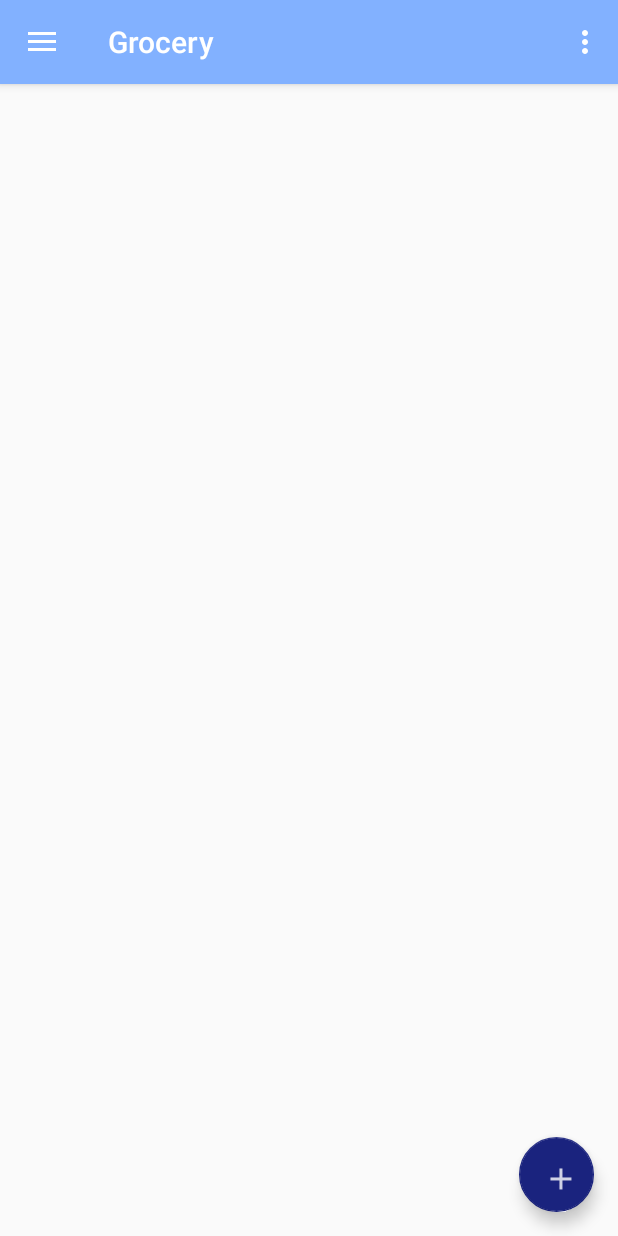
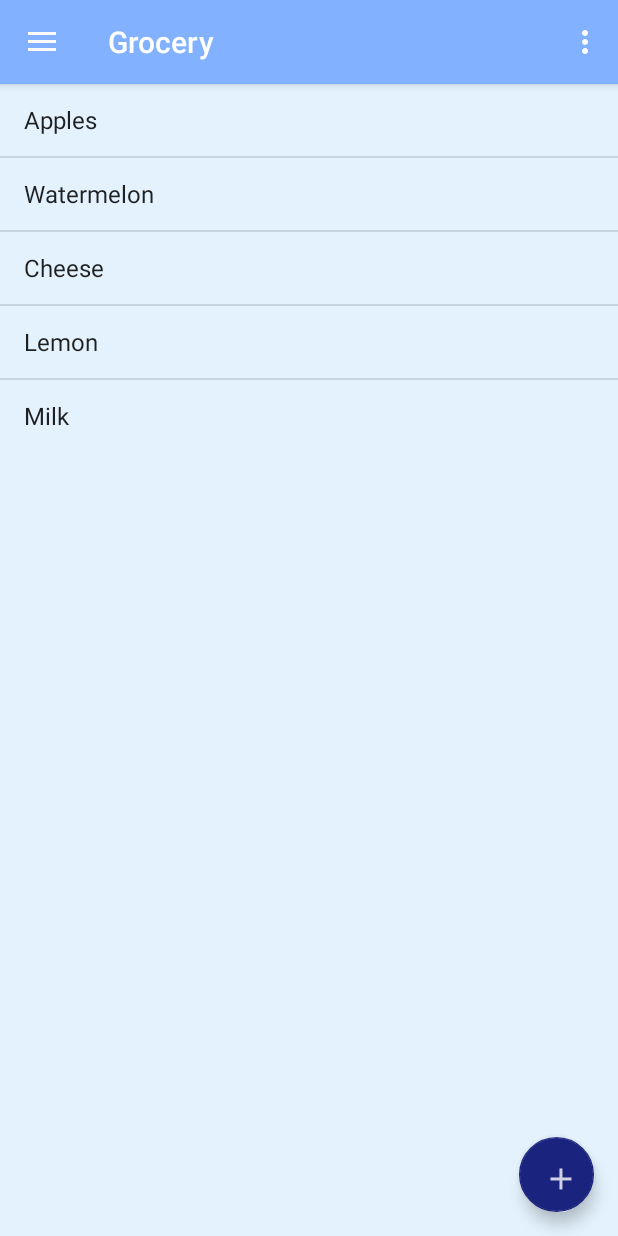
Before and after one commit to mkazachkova/GroceryHelper, an Android app: the screen it shows after launch (MainActivity), on a phone screen of 412 x 824 dp. Run offline under Robolectric (Android 15) with nearby library versions, the phone set to English and light mode, and no system bars.

Commit message:
Added a simple list fragment

```diff
--- a/Grocery/app/build.gradle
+++ b/Grocery/app/build.gradle
@@ -27,5 +27,7 @@ dependencies {
     compile 'com.android.support:appcompat-v7:25.3.1'
     compile 'com.android.support:design:25.3.1'
     compile 'com.android.support.constraint:constraint-layout:1.0.2'
+    compile 'com.android.support:support-v4:25.3.1'
+    compile 'com.android.support:recyclerview-v7:25.3.1'
     testCompile 'junit:junit:4.12'
 }
--- /dev/null
+++ b/Grocery/app/src/main/java/com/example/grocery/ItemListFragment.java
@@ -0,0 +1,46 @@
+package com.example.grocery;
+
+
+import android.os.Bundle;
+import android.support.v4.app.Fragment;
+import android.view.LayoutInflater;
+import android.view.View;
+import android.view.ViewGroup;
+import android.widget.ArrayAdapter;
+import android.widget.ListView;
+
+import java.util.ArrayList;
+
+
+/**
+ * A simple {@link Fragment} subclass.
+ */
+public class ItemListFragment extends Fragment {
+
+
+    public ItemListFragment() {
+        // Required empty public constructor
+    }
+
+    @Override
+    public View onCreateView(LayoutInflater inflater, ViewGroup container,
+                             Bundle savedInstanceState) {
+
+        View view = inflater.inflate(R.layout.fragment_item_list, container, false);
+
+        String[] groceryItems = {"Apples", "Watermelon", "Cheese", "Lemon", "Milk"};
+
+        ListView listView = (ListView) view.findViewById(R.id.itemsList);
+
+        ArrayAdapter<String> listViewAdapter = new ArrayAdapter<String>(
+                getActivity(),
+                android.R.layout.simple_list_item_1,
+                groceryItems
+        );
+
+        listView.setAdapter(listViewAdapter);
+
+        return view;
+    }
+
+}
--- a/Grocery/app/src/main/java/com/example/grocery/MainActivity.java
+++ b/Grocery/app/src/main/java/com/example/grocery/MainActivity.java
@@ -3,6 +3,8 @@ package com.example.grocery;
 import android.os.Bundle;
 import android.support.design.widget.FloatingActionButton;
 import android.support.design.widget.Snackbar;
+import android.support.v4.app.Fragment;
+import android.support.v4.app.FragmentTransaction;
 import android.view.View;
 import android.support.design.widget.NavigationView;
 import android.support.v4.view.GravityCompat;
@@ -15,6 +17,8 @@ import android.view.MenuItem;
 
 public class MainActivity extends AppCompatActivity
         implements NavigationView.OnNavigationItemSelectedListener {
+
+    private static ItemListFragment itemFragment = new ItemListFragment();
 
     @Override
     protected void onCreate(Bundle savedInstanceState) {
@@ -40,6 +44,11 @@ public class MainActivity extends AppCompatActivity
 
         NavigationView navigationView = (NavigationView) findViewById(R.id.nav_view);
         navigationView.setNavigationItemSelectedListener(this);
+
+        android.support.v4.app.FragmentTransaction fragmentTransaction = getSupportFragmentManager().beginTransaction();
+        fragmentTransaction.replace(R.id.content_frame, itemFragment);
+        fragmentTransaction.commit();
+
     }
 
     @Override
--- a/Grocery/app/src/main/res/layout/activity_main.xml
+++ b/Grocery/app/src/main/res/layout/activity_main.xml
@@ -6,6 +6,7 @@
     android:layout_width="match_parent"
     android:layout_height="match_parent"
     android:fitsSystemWindows="true"
+    android:background="#E3F2FD"
     tools:openDrawer="start">
 
     <include
--- a/Grocery/app/src/main/res/layout/app_bar_main.xml
+++ b/Grocery/app/src/main/res/layout/app_bar_main.xml
@@ -20,8 +20,6 @@
 
     </android.support.design.widget.AppBarLayout>
 
-    <include layout="@layout/content_main" />
-
     <android.support.design.widget.FloatingActionButton
         android:id="@+id/fab"
         android:layout_width="50dp"
@@ -30,4 +28,10 @@
         android:layout_margin="@dimen/fab_margin"
         app:srcCompat="@drawable/ic_add" />
 
+    <FrameLayout
+        android:id="@+id/content_frame"
+        android:layout_width="match_parent"
+        android:layout_height="wrap_content"
+        android:paddingTop="?attr/actionBarSize" />
+
 </android.support.design.widget.CoordinatorLayout>
--- a/Grocery/app/src/main/res/layout/content_main.xml
+++ b/Grocery/app/src/main/res/layout/content_main.xml
@@ -4,6 +4,7 @@
     xmlns:tools="http://schemas.android.com/tools"
     android:layout_width="match_parent"
     android:layout_height="match_parent"
+    android:background="#E3F2FD"
     app:layout_behavior="@string/appbar_scrolling_view_behavior"
     tools:context="com.example.grocery.MainActivity"
     tools:showIn="@layout/app_bar_main">
--- /dev/null
+++ b/Grocery/app/src/main/res/layout/fragment_item_list.xml
@@ -0,0 +1,13 @@
+<FrameLayout xmlns:android="http://schemas.android.com/apk/res/android"
+    xmlns:tools="http://schemas.android.com/tools"
+    android:layout_width="match_parent"
+    android:layout_height="match_parent"
+    tools:context="com.example.grocery.ItemListFragment"
+    android:background="#E3F2FD">
+
+    <ListView
+        android:id="@+id/itemsList"
+        android:layout_width="match_parent"
+        android:layout_height="match_parent" />
+
+</FrameLayout>
--- a/Grocery/app/src/main/res/values/dimens.xml
+++ b/Grocery/app/src/main/res/values/dimens.xml
@@ -5,4 +5,5 @@
     <dimen name="nav_header_vertical_spacing">16dp</dimen>
     <dimen name="nav_header_height">160dp</dimen>
     <dimen name="fab_margin">16dp</dimen>
+    <dimen name="text_margin">16dp</dimen>
 </resources>
--- a/Grocery/app/src/main/res/values/strings.xml
+++ b/Grocery/app/src/main/res/values/strings.xml
@@ -5,4 +5,7 @@
     <string name="navigation_drawer_close">Close navigation drawer</string>
 
     <string name="action_settings">Settings</string>
+
+    <!-- TODO: Remove or change this placeholder text -->
+    <string name="hello_blank_fragment">Hello blank fragment</string>
 </resources>
```
Also changed, not shown: Grocery/app/src/main/java/com/example/grocery/dummy/DummyContent.java (added, +72 -0 lines).
